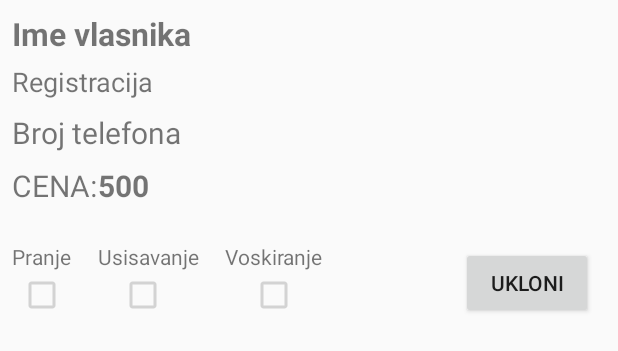
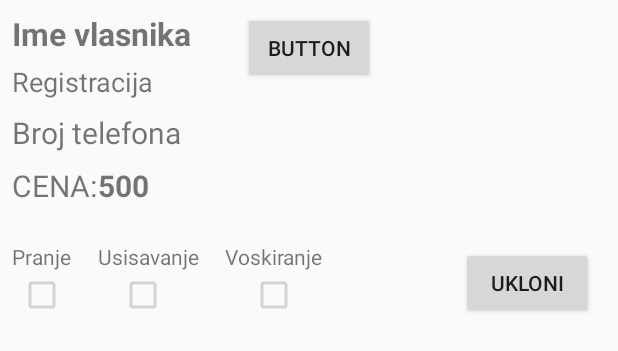
Before and after one commit to ComTradeSkola/Comtrade-Auto-perionica, an Android app: the layout item_automobil.xml on its own in the app's theme, with its tools: preview values and no code run, on a phone screen of 412 x 824 dp. Shown: the top 351 px of the screen. Run offline under Robolectric (Android 15) with nearby library versions, the phone set to English and light mode, and no system bars.

Commit message:
Add a code for different things.

```diff
--- a/app/src/main/res/layout/activity_automobil.xml
+++ b/app/src/main/res/layout/activity_automobil.xml
@@ -20,6 +20,8 @@
 
             <TextView
                 android:id="@+id/ukupna_cena"
+                android:textSize="18sp"
+                android:textStyle="bold"
                 android:layout_width="wrap_content"
                 android:layout_height="wrap_content" />
         </android.support.v7.widget.Toolbar>
--- a/app/src/main/res/layout/item_automobil.xml
+++ b/app/src/main/res/layout/item_automobil.xml
@@ -150,5 +150,17 @@
         app:layout_constraintTop_toBottomOf="@+id/broj_telefona_item"
         tools:text="500" />
 
+    <Button
+        android:id="@+id/button_pozovi_vlasnika"
+        android:layout_width="wrap_content"
+        android:layout_height="wrap_content"
+        android:layout_marginStart="8dp"
+        android:layout_marginTop="8dp"
+        android:layout_marginEnd="8dp"
+        android:text="Button"
+        app:layout_constraintEnd_toEndOf="parent"
+        app:layout_constraintStart_toStartOf="parent"
+        app:layout_constraintTop_toTopOf="parent" />
+
 
 </android.support.constraint.ConstraintLayout>
--- a/app/src/main/res/values/strings.xml
+++ b/app/src/main/res/values/strings.xml
@@ -11,4 +11,5 @@
     <string name="ok">ok</string>
     <string name="ukupna_zarada_text">Zarada: %d</string>
     <string name="kliknite_na_da_dodate_automobil">Kliknite na + da dodate automobil</string>
+    <string name="saved_zarada">save_zarada_key</string>
 </resources>
```
Also changed, not shown: app/src/main/java/com/example/localadm/comtrade_auto_perionica/AutoAdapter.java (+19 -0 lines), app/src/main/java/com/example/localadm/comtrade_auto_perionica/AutomobilActivity.java (+46 -3 lines), app/src/main/java/com/example/localadm/comtrade_auto_perionica/DodajAutoActivity.java (+8 -1 lines).
